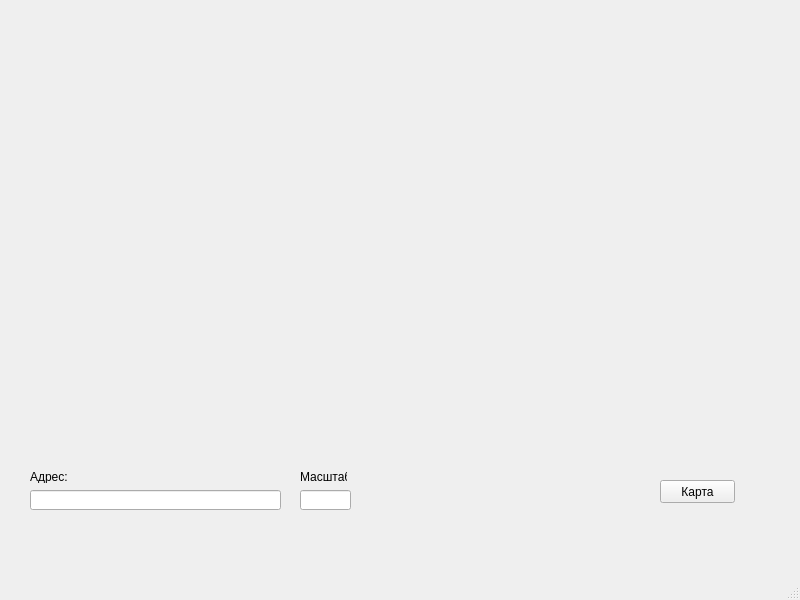
The window that untitled.ui (Zheleznov-Fedor/API) describes before a commit, drawn with Qt 5.
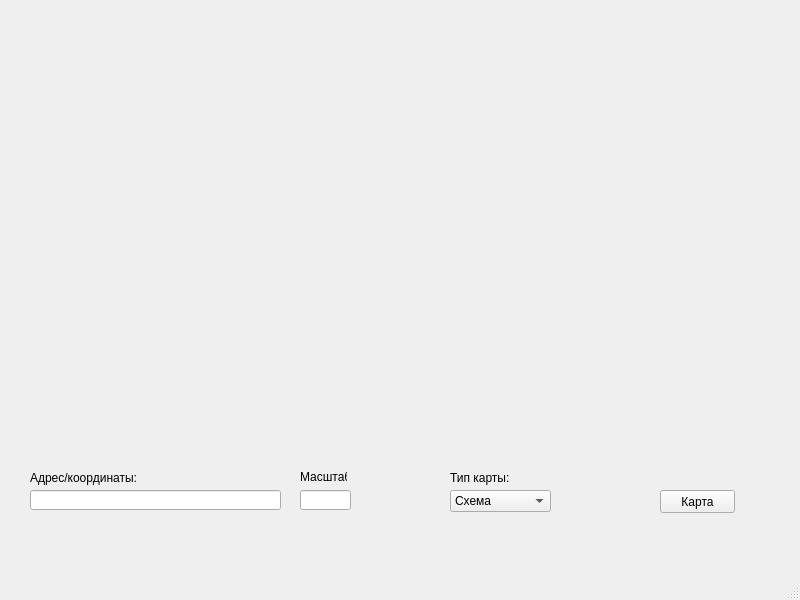
The same window after the commit.

Commit message: Добавлен выбор типа карты

Patch:
```diff
--- a/untitled.ui
+++ b/untitled.ui
@@ -58,12 +58,12 @@
      <rect>
       <x>30</x>
       <y>470</y>
-      <width>47</width>
-      <height>13</height>
+      <width>181</width>
+      <height>16</height>
      </rect>
     </property>
     <property name="text">
-     <string>Адрес:</string>
+     <string>Адрес/координаты:</string>
     </property>
    </widget>
    <widget class="QLabel" name="label_3">
@@ -83,7 +83,7 @@
     <property name="geometry">
      <rect>
       <x>660</x>
-      <y>480</y>
+      <y>490</y>
       <width>75</width>
       <height>23</height>
      </rect>
@@ -92,6 +92,44 @@
      <string>Карта</string>
     </property>
    </widget>
+   <widget class="QComboBox" name="comboBox">
+    <property name="geometry">
+     <rect>
+      <x>450</x>
+      <y>490</y>
+      <width>101</width>
+      <height>22</height>
+     </rect>
+    </property>
+    <item>
+     <property name="text">
+      <string>Схема</string>
+     </property>
+    </item>
+    <item>
+     <property name="text">
+      <string>Спутник</string>
+     </property>
+    </item>
+    <item>
+     <property name="text">
+      <string>Гибрид</string>
+     </property>
+    </item>
+   </widget>
+   <widget class="QLabel" name="label_4">
+    <property name="geometry">
+     <rect>
+      <x>450</x>
+      <y>470</y>
+      <width>81</width>
+      <height>16</height>
+     </rect>
+    </property>
+    <property name="text">
+     <string>Тип карты:</string>
+    </property>
+   </widget>
   </widget>
   <widget class="QMenuBar" name="menubar">
    <property name="geometry">
```
Left out of the diff: 2 changed lines with no effect on the pictures. The commit also changes 1 other file.
